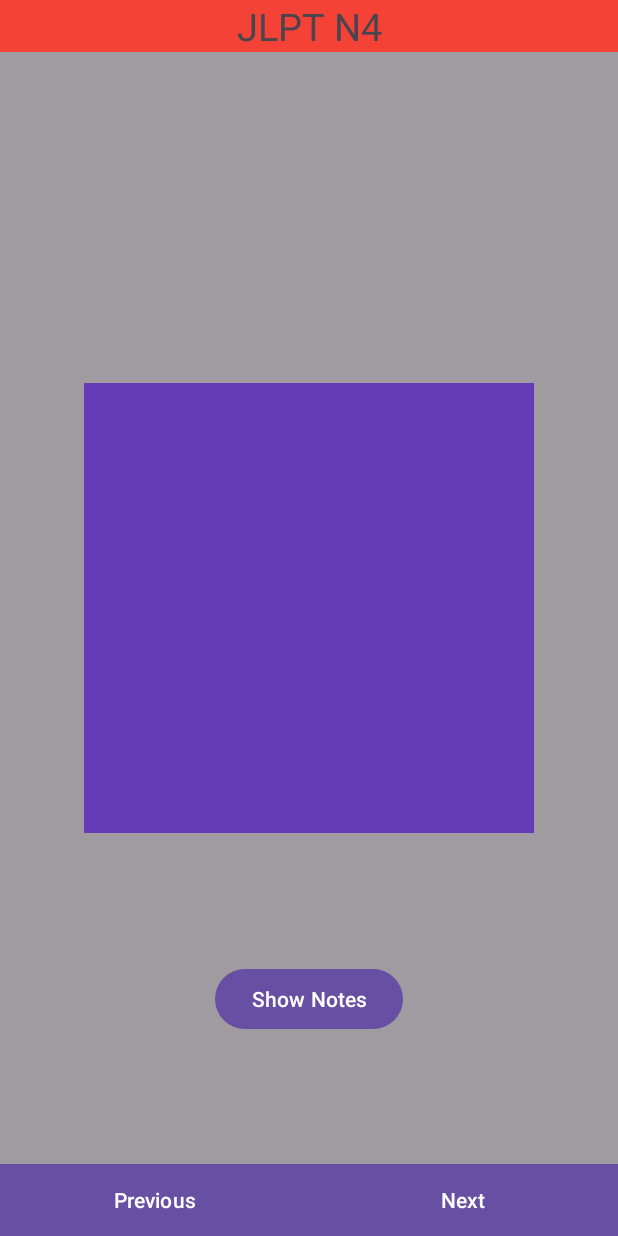
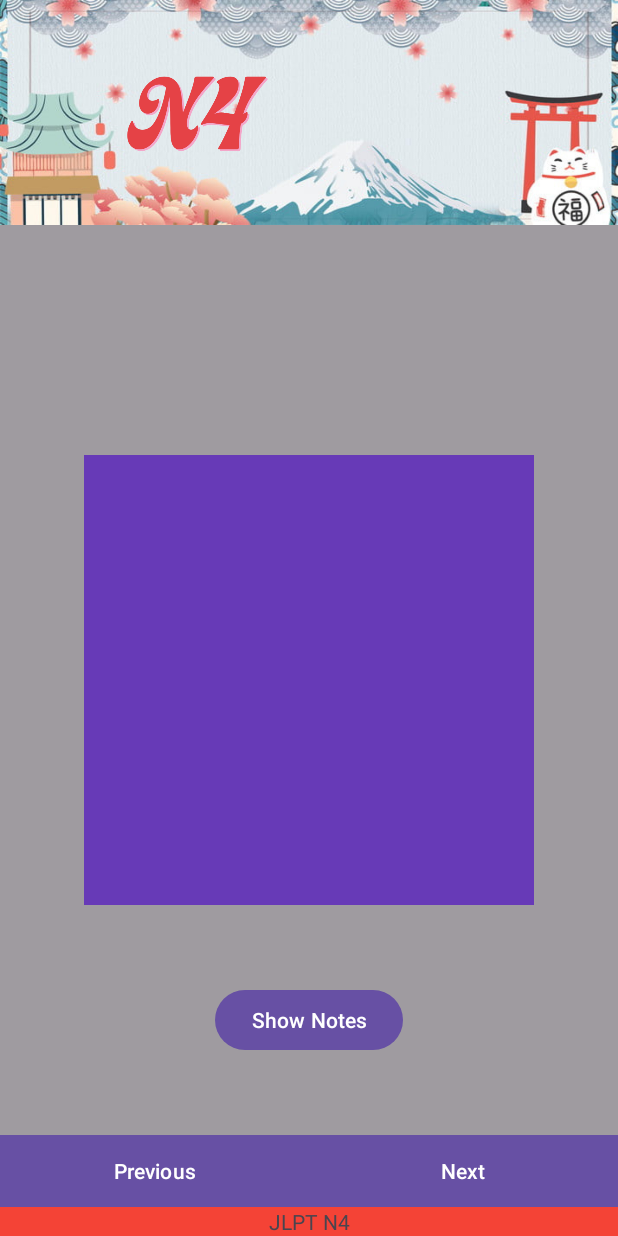
Before and after one commit to JerThunder/JapanLanguageReviewer-Flipcard, an Android app: the MainActivity2 screen opened directly, with no data from a screen before it, on a phone screen of 412 x 824 dp. Run offline under Robolectric (Android 15) with nearby library versions, the phone set to English and light mode, and no system bars.

Commit message:
Change database fields to japanese language reviewer

```diff
--- a/app/src/main/java/com/example/japanesereviewer123/MainActivity2.java
+++ b/app/src/main/java/com/example/japanesereviewer123/MainActivity2.java
@@ -69,8 +69,9 @@ public class MainActivity2 extends AppCompatActivity {
              currentIndexFiltered = intent.getIntExtra("currentIndexFiltered", -1); // Default value if not found
            currentIndexOriginal = intent.getIntExtra("currentIndexOriginal", -2);
            String id = intent.getStringExtra("id");
-            String firstname = intent.getStringExtra("firstname");
-            String lastname = intent.getStringExtra("lastname");
+            String kanji = intent.getStringExtra("kanji");
+            String hiragana = intent.getStringExtra("hiragana");
+            String meaning = intent.getStringExtra("meaning");
 
 
             Log.d("Debug", "MainActivity2_currentIndexOriginal: " + currentIndexOriginal);
@@ -79,8 +80,9 @@ public class MainActivity2 extends AppCompatActivity {
             Log.d("Debug","MainAcvitiy2_OriginalData: " + originalData);
         Log.d("Debug","MainAcvitiy2_FilteredData: " + filteredData);
 
-            textFront.setText(firstname);
-            textBack.setText(lastname);
+            textFront.setText(kanji);
+            textBack.setText(hiragana);
+            textSpecial.setText(meaning);
         textFront.setCameraDistance(8000 * scale);
         textBack.setCameraDistance(8000 * scale);
 
@@ -373,8 +375,8 @@ public class MainActivity2 extends AppCompatActivity {
 
     private void updateUI123() {
         DataModel selectedData = originalData.get(currentIndexOriginal);
-        textFront.setText(selectedData.getFirstname());
-        textBack.setText(selectedData.getLastname());
+        textFront.setText(selectedData.getkanji());
+        textBack.setText(selectedData.gethiragana());
     }
 
 
--- a/app/src/main/res/layout/activity_main2.xml
+++ b/app/src/main/res/layout/activity_main2.xml
@@ -14,13 +14,27 @@
 
         <!-- Add your top section content here -->
         <!-- Example: TextViews, ImageViews, Buttons, etc. -->
-        <TextView
+        <!-- Horizontal Layout for Image and Text -->
+        <LinearLayout
             android:layout_width="match_parent"
             android:layout_height="wrap_content"
-            android:text="JLPT N4"
-            android:gravity="center_horizontal"
-            android:textSize="25dp"
-            />
+            android:orientation="horizontal">
+
+            <!-- ImageView with fixed height -->
+            <ImageView
+                android:layout_width="wrap_content"
+                android:layout_height="150dp"
+                android:src="@drawable/n4banner"
+                android:scaleType="fitXY" />
+
+            <TextView
+                android:layout_width="match_parent"
+                android:layout_height="wrap_content"
+                android:text="JLPT N4"
+                android:background="@color/maroon"
+                />
+
+        </LinearLayout>
     </LinearLayout>
 
     <!-- Middle Section (Large) -->
@@ -144,8 +158,14 @@
                 android:layout_weight="1"
                 android:text="Next"/>
 
+
+
         </LinearLayout>
-
+        <TextView
+            android:layout_width="match_parent"
+            android:layout_height="wrap_content"
+            android:text="JLPT N4"
+            android:gravity="center_horizontal" />
 
     </LinearLayout>
 </LinearLayout>
```
Also changed, not shown: app/src/main/java/com/example/japanesereviewer123/DataModel.java (+27 -19 lines), app/src/main/java/com/example/japanesereviewer123/MainActivity.java (+11 -17 lines), app/src/main/res/layout/activity_main.xml (+26 -30 lines), app/src/main/res/drawable/n4banner.png (added).
